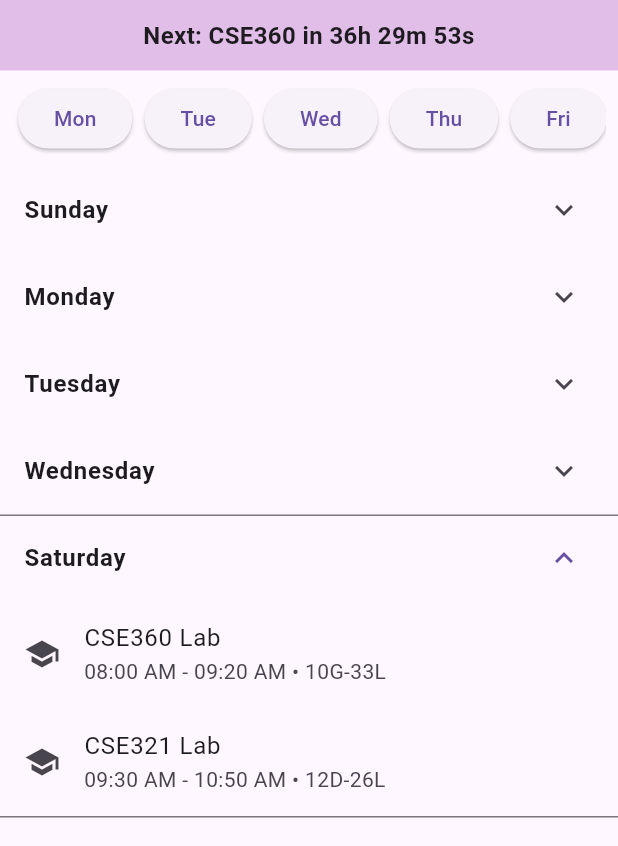
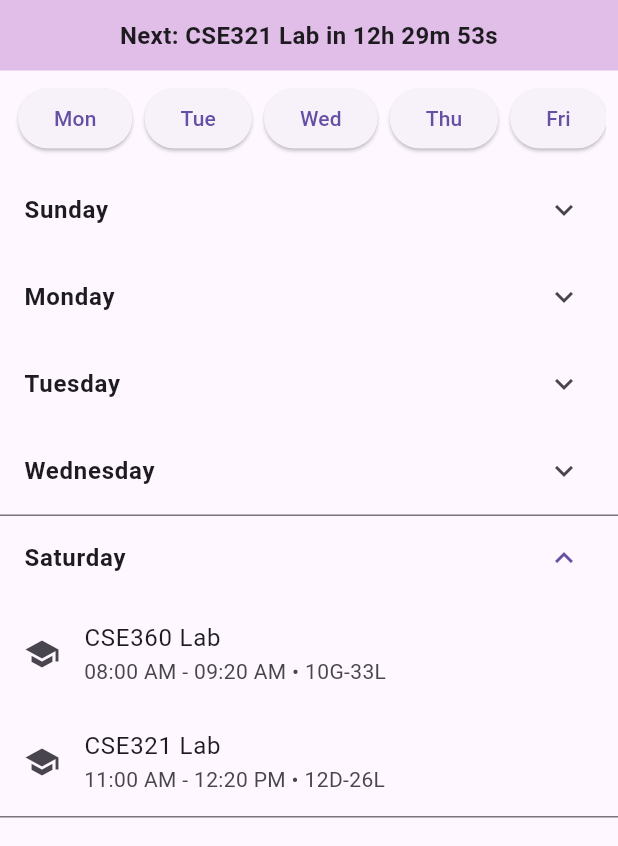
Before and after one commit to TahmidRaven/pookie_scheduler_prototype-, a Flutter app: the screen it shows after launch, on a phone screen of 412 x 824 dp, the part 84-930 px from its top. Run offline on Flutter 3.47's test engine with Material 3 defaults, Android fonts, the light colour scheme and no system bars.

Commit message:
version v1.0.1

```diff
--- a/nan_ap/lib/main.dart
+++ b/nan_ap/lib/main.dart
@@ -169,7 +169,7 @@ class _SchedulePageState extends State<SchedulePage> {
       ],
       'Saturday': [
         {'course': 'CSE360 Lab', 'room': '10G-33L', 'time': slots[0]},
-        {'course': 'CSE321 Lab', 'room': '12D-26L', 'time': slots[1]},
+        {'course': 'CSE321 Lab', 'room': '12D-26L', 'time': slots[2]},
       ],
     };
   }
```
